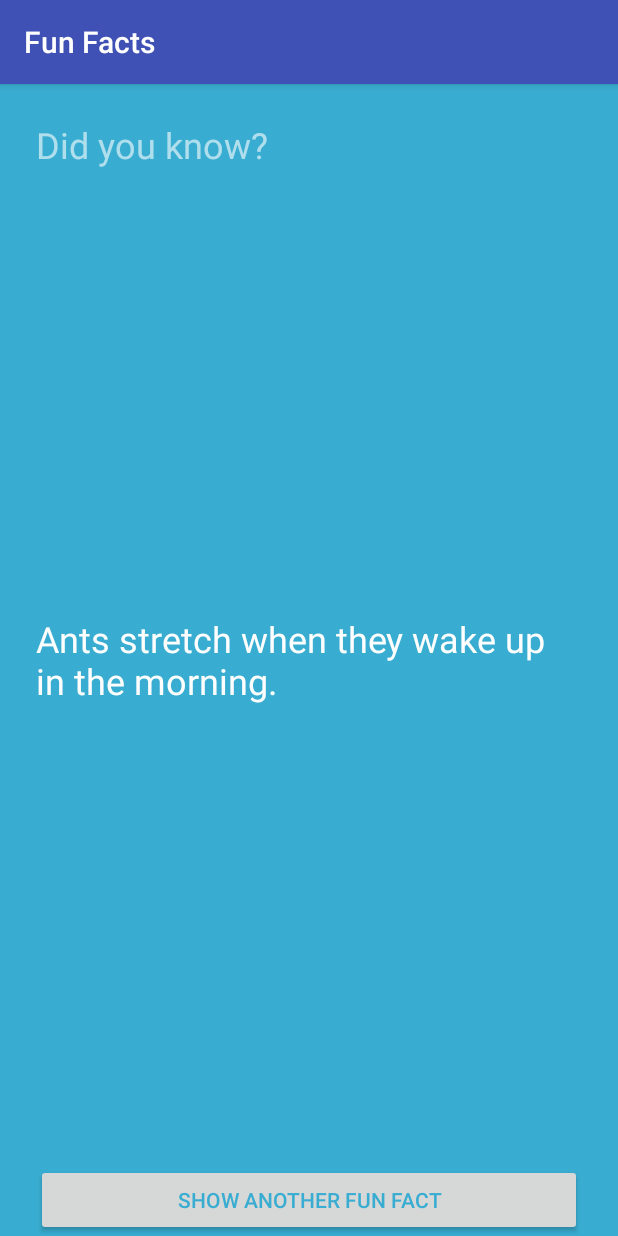
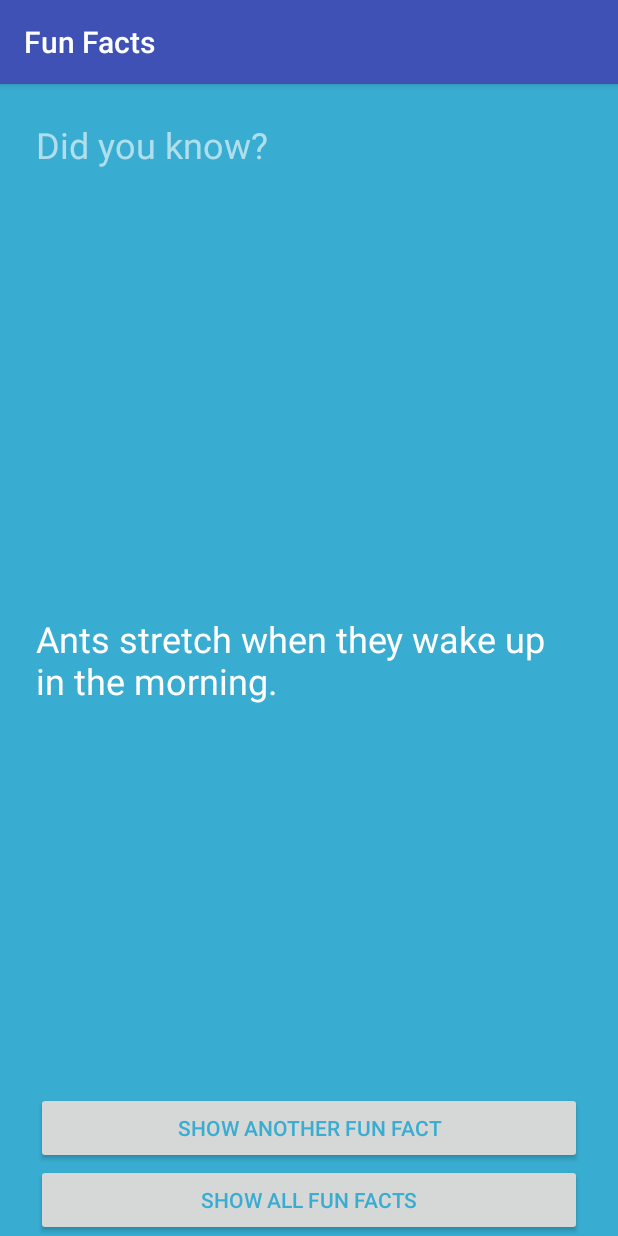
Before and after one commit to fauzanriff/Funfacts, an Android app: the screen it shows after launch (FunFactsActivity), on a phone screen of 412 x 824 dp. Run offline under Robolectric (Android 15) with nearby library versions, the phone set to English and light mode, and no system bars.

Commit message:
Add fact list

```diff
--- a/app/src/main/AndroidManifest.xml
+++ b/app/src/main/AndroidManifest.xml
@@ -8,13 +8,14 @@
         android:label="@string/app_name"
         android:supportsRtl="true"
         android:theme="@style/AppTheme">
-        <activity android:name=".FunFactsActivity">
+        <activity android:name=".activities.FunFactsActivity">
             <intent-filter>
                 <action android:name="android.intent.action.MAIN" />
 
                 <category android:name="android.intent.category.LAUNCHER" />
             </intent-filter>
         </activity>
+        <activity android:name=".activities.FactListActivity"></activity>
     </application>
 
 </manifest>
--- a/app/src/main/java/com/fauzanrifqy/funfacts/FunFactsActivity.java
+++ b/app/src/main/java/com/fauzanrifqy/funfacts/activities/FunFactsActivity.java
@@ -1,30 +1,33 @@
-package com.fauzanrifqy.funfacts;
+package com.fauzanrifqy.funfacts.activities;
 
-import android.graphics.Color;
+import android.content.Intent;
 import android.support.v7.app.AppCompatActivity;
 import android.os.Bundle;
-import android.util.Log;
 import android.view.View;
 import android.widget.Button;
 import android.widget.RelativeLayout;
 import android.widget.TextView;
 
-import java.util.Random;
+import com.fauzanrifqy.funfacts.components.ColorWheel;
+import com.fauzanrifqy.funfacts.components.FactsBook;
+import com.fauzanrifqy.funfacts.R;
 
 public class FunFactsActivity extends AppCompatActivity implements View.OnClickListener {
 
     // Variables
     public TextView factTextView;
     public RelativeLayout relativeLayout;
-    public Button btn;
+    public Button btn, btnAllFunFact;
 
     @Override
     protected void onCreate(Bundle savedInstanceState) {
         super.onCreate(savedInstanceState);                 // default android
         setContentView(R.layout.activity_fun_facts);        // call layout
 
+        // mengakses layout yang ada di xml
         findView();
 
+        // definisi aksi yang dilakukan
         setListener();
 
     }
@@ -32,6 +35,7 @@ public class FunFactsActivity extends AppCompatActivity implements View.OnClickL
     private void setListener(){
         // Button
         btn.setOnClickListener(this);
+        btnAllFunFact.setOnClickListener(this);
     }
 
     private void findView(){
@@ -40,6 +44,7 @@ public class FunFactsActivity extends AppCompatActivity implements View.OnClickL
 
         // Button
         btn = (Button) findViewById(R.id.showFact);
+        btnAllFunFact = (Button) findViewById(R.id.showAllFact);
 
         // relativeLayout
         relativeLayout = (RelativeLayout) findViewById(R.id.realativeLayout);
@@ -55,6 +60,10 @@ public class FunFactsActivity extends AppCompatActivity implements View.OnClickL
             // Set Background
             ColorWheel colorWheel = new ColorWheel();
             relativeLayout.setBackgroundColor(colorWheel.getColor());
+        }else if(view == btnAllFunFact){
+            // Pindah halaman
+            Intent intent = new Intent(getApplicationContext(), FactListActivity.class);
+            startActivity(intent);
         }
     }
 }
--- a/app/src/main/java/com/fauzanrifqy/funfacts/ColorWheel.java
+++ b/app/src/main/java/com/fauzanrifqy/funfacts/components/ColorWheel.java
@@ -1,4 +1,4 @@
-package com.fauzanrifqy.funfacts;
+package com.fauzanrifqy.funfacts.components;
 
 import android.graphics.Color;
 import java.util.Random;
--- a/app/src/main/java/com/fauzanrifqy/funfacts/FactsBook.java
+++ b/app/src/main/java/com/fauzanrifqy/funfacts/components/FactsBook.java
@@ -1,4 +1,4 @@
-package com.fauzanrifqy.funfacts;
+package com.fauzanrifqy.funfacts.components;
 
 import java.util.Random;
 
@@ -30,4 +30,8 @@ public class FactsBook {
         return mFacts[i];
     }
 
+    public String[] getAllFacts(){
+        return mFacts;
+    }
+
 }
--- a/app/src/main/res/layout/activity_fun_facts.xml
+++ b/app/src/main/res/layout/activity_fun_facts.xml
@@ -2,7 +2,7 @@
 <RelativeLayout
     xmlns:android="http://schemas.android.com/apk/res/android"
     xmlns:tools="http://schemas.android.com/tools"
-    tools:context="com.fauzanrifqy.funfacts.FunFactsActivity"
+    tools:context="com.fauzanrifqy.funfacts.activities.FunFactsActivity"
 
     android:id="@+id/realativeLayout"
 
@@ -29,12 +29,27 @@
         android:textSize="24sp"
         android:textColor="#ffffff"/>
 
-    <Button
-        android:id="@+id/showFact"
+    <LinearLayout
         android:layout_width="match_parent"
         android:layout_height="wrap_content"
-        android:text="@string/button_show_fact"
-        android:layout_alignParentBottom="true"
-        android:textColor="#39add1"/>
+        android:orientation="vertical"
+        android:layout_alignParentBottom="true">
+
+        <Button
+            android:id="@+id/showFact"
+            android:layout_width="match_parent"
+            android:layout_height="wrap_content"
+            android:text="@string/button_show_fact"
+            android:textColor="#39add1"/>
+
+        <Button
+            android:id="@+id/showAllFact"
+            android:layout_width="match_parent"
+            android:layout_height="wrap_content"
+            android:text="Show All Fun Facts"
+            android:textColor="#39add1"
+            />
+
+    </LinearLayout>
 
 </RelativeLayout>
```
Also changed, not shown: app/src/main/java/com/fauzanrifqy/funfacts/activities/FactListActivity.java (added, +48 -0 lines), app/src/main/res/layout/activity_fact_list.xml (added, +21 -0 lines).
